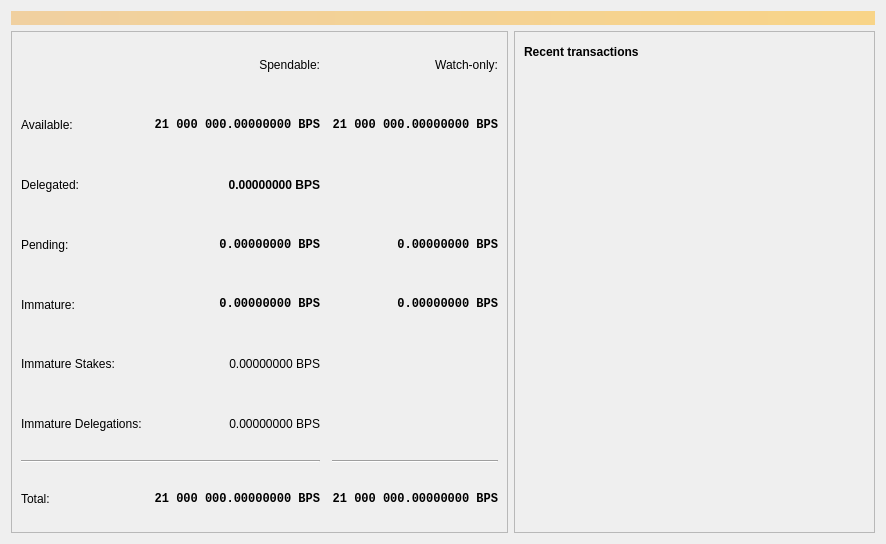
Above: src/qt/forms/overviewpage.ui from tedydet/996-Coin before the change. Below: the same form after it.
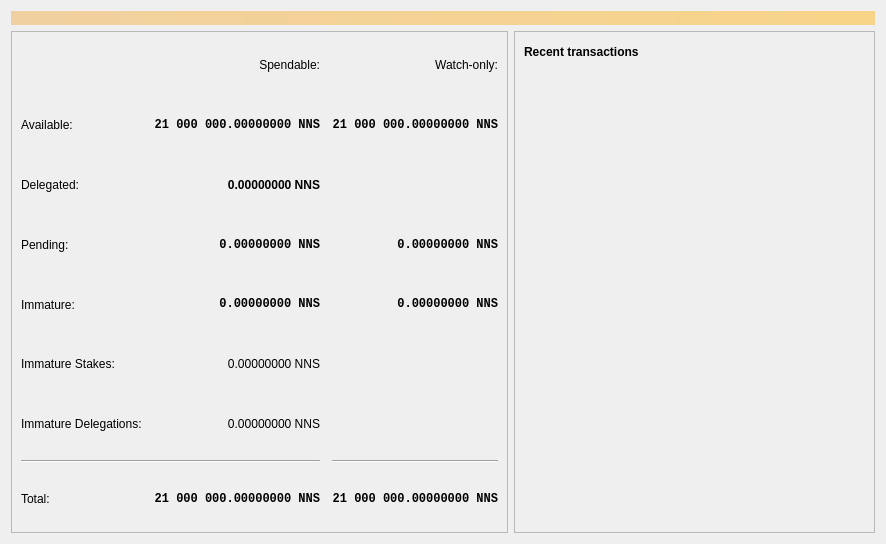
That is the form after the change. Icons and pictures are not drawn.

The edit to the form file:
```diff
--- a/src/qt/forms/overviewpage.ui
+++ b/src/qt/forms/overviewpage.ui
@@ -66,7 +66,7 @@
                <string>Unconfirmed transactions to watch-only addresses</string>
               </property>
               <property name="text">
-               <string notr="true">0.00000000 BPS</string>
+               <string notr="true">0.00000000 NNS</string>
               </property>
               <property name="alignment">
                <set>Qt::AlignRight|Qt::AlignTrailing|Qt::AlignVCenter</set>
@@ -91,7 +91,7 @@
                <string>Total of transactions that have yet to be confirmed, and do not yet count toward the spendable balance</string>
               </property>
               <property name="text">
-               <string notr="true">0.00000000 BPS</string>
+               <string notr="true">0.00000000 NNS</string>
               </property>
               <property name="alignment">
                <set>Qt::AlignRight|Qt::AlignTrailing|Qt::AlignVCenter</set>
@@ -116,7 +116,7 @@
                <string>Mined balance in watch-only addresses that has not yet matured</string>
               </property>
               <property name="text">
-               <string notr="true">0.00000000 BPS</string>
+               <string notr="true">0.00000000 NNS</string>
               </property>
               <property name="alignment">
                <set>Qt::AlignRight|Qt::AlignTrailing|Qt::AlignVCenter</set>
@@ -174,7 +174,7 @@
                <string>Mined balance that has not yet matured</string>
               </property>
               <property name="text">
-               <string notr="true">0.00000000 BPS</string>
+               <string notr="true">0.00000000 NNS</string>
               </property>
               <property name="alignment">
                <set>Qt::AlignRight|Qt::AlignTrailing|Qt::AlignVCenter</set>
@@ -216,7 +216,7 @@
                <string>Stake</string>
               </property>
               <property name="text">
-               <string notr="true">0.00000000 BPS</string>
+               <string notr="true">0.00000000 NNS</string>
               </property>
               <property name="alignment">
                <set>Qt::AlignRight|Qt::AlignTrailing|Qt::AlignVCenter</set>
@@ -258,7 +258,7 @@
                <string>Immature Delegations</string>
               </property>
               <property name="text">
-               <string notr="true">0.00000000 BPS</string>
+               <string notr="true">0.00000000 NNS</string>
               </property>
               <property name="alignment">
                <set>Qt::AlignRight|Qt::AlignTrailing|Qt::AlignVCenter</set>
@@ -302,7 +302,7 @@
                <string>Delegated</string>
               </property>
               <property name="text">
-               <string notr="true">0.00000000 BPS</string>
+               <string notr="true">0.00000000 NNS</string>
               </property>
               <property name="alignment">
                <set>Qt::AlignRight|Qt::AlignTrailing|Qt::AlignVCenter</set>
@@ -347,7 +347,7 @@
                <string>Your current total balance</string>
               </property>
               <property name="text">
-               <string notr="true">21 000 000.00000000 BPS</string>
+               <string notr="true">21 000 000.00000000 NNS</string>
               </property>
               <property name="alignment">
                <set>Qt::AlignRight|Qt::AlignTrailing|Qt::AlignVCenter</set>
@@ -372,7 +372,7 @@
                <string>Current total balance in watch-only addresses</string>
               </property>
               <property name="text">
-               <string notr="true">21 000 000.00000000 BPS</string>
+               <string notr="true">21 000 000.00000000 NNS</string>
               </property>
               <property name="alignment">
                <set>Qt::AlignRight|Qt::AlignTrailing|Qt::AlignVCenter</set>
@@ -414,7 +414,7 @@
                <string>Your current spendable balance</string>
               </property>
               <property name="text">
-               <string notr="true">21 000 000.00000000 BPS</string>
+               <string notr="true">21 000 000.00000000 NNS</string>
               </property>
               <property name="alignment">
                <set>Qt::AlignRight|Qt::AlignTrailing|Qt::AlignVCenter</set>
@@ -439,7 +439,7 @@
                <string>Your current balance in watch-only addresses</string>
               </property>
               <property name="text">
-               <string notr="true">21 000 000.00000000 BPS</string>
+               <string notr="true">21 000 000.00000000 NNS</string>
               </property>
               <property name="alignment">
                <set>Qt::AlignRight|Qt::AlignTrailing|Qt::AlignVCenter</set>
```
